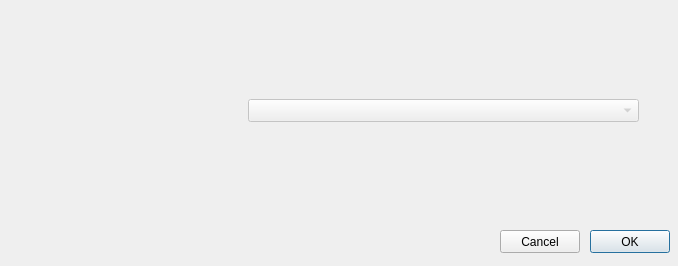
Old version of the form UI/dialog.ui in the repository adrianlopezgalera/RAID-Manager.
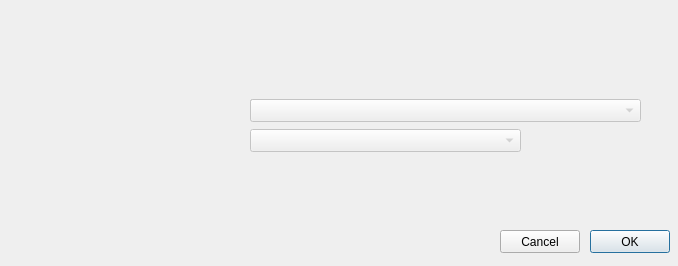
New version of the form.

```diff
--- a/UI/dialog.ui
+++ b/UI/dialog.ui
@@ -46,10 +46,10 @@
    <widget class="QLabel" name="label">
     <property name="geometry">
      <rect>
-      <x>40</x>
-      <y>70</y>
+      <x>30</x>
+      <y>80</y>
       <width>151</width>
-      <height>41</height>
+      <height>21</height>
      </rect>
     </property>
     <property name="text">
@@ -94,7 +94,7 @@
    <widget class="QLabel" name="current_attribute_label">
     <property name="geometry">
      <rect>
-      <x>40</x>
+      <x>30</x>
       <y>30</y>
       <width>121</width>
       <height>20</height>
@@ -110,13 +110,39 @@
     </property>
     <property name="geometry">
      <rect>
-      <x>208</x>
+      <x>210</x>
       <y>80</y>
       <width>391</width>
       <height>23</height>
      </rect>
     </property>
    </widget>
+   <widget class="QComboBox" name="selector_mode">
+    <property name="enabled">
+     <bool>false</bool>
+    </property>
+    <property name="geometry">
+     <rect>
+      <x>210</x>
+      <y>110</y>
+      <width>271</width>
+      <height>23</height>
+     </rect>
+    </property>
+   </widget>
+   <widget class="QLabel" name="label_mode">
+    <property name="geometry">
+     <rect>
+      <x>30</x>
+      <y>110</y>
+      <width>151</width>
+      <height>21</height>
+     </rect>
+    </property>
+    <property name="text">
+     <string/>
+    </property>
+   </widget>
   </widget>
   <widget class="QPushButton" name="ok_button">
    <property name="geometry">
```
